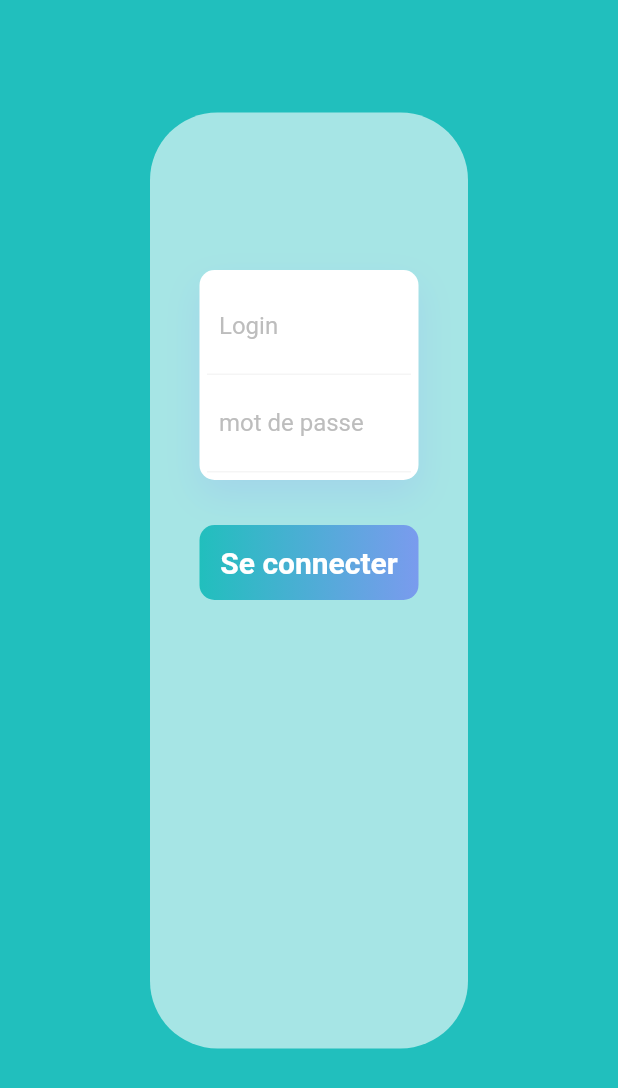
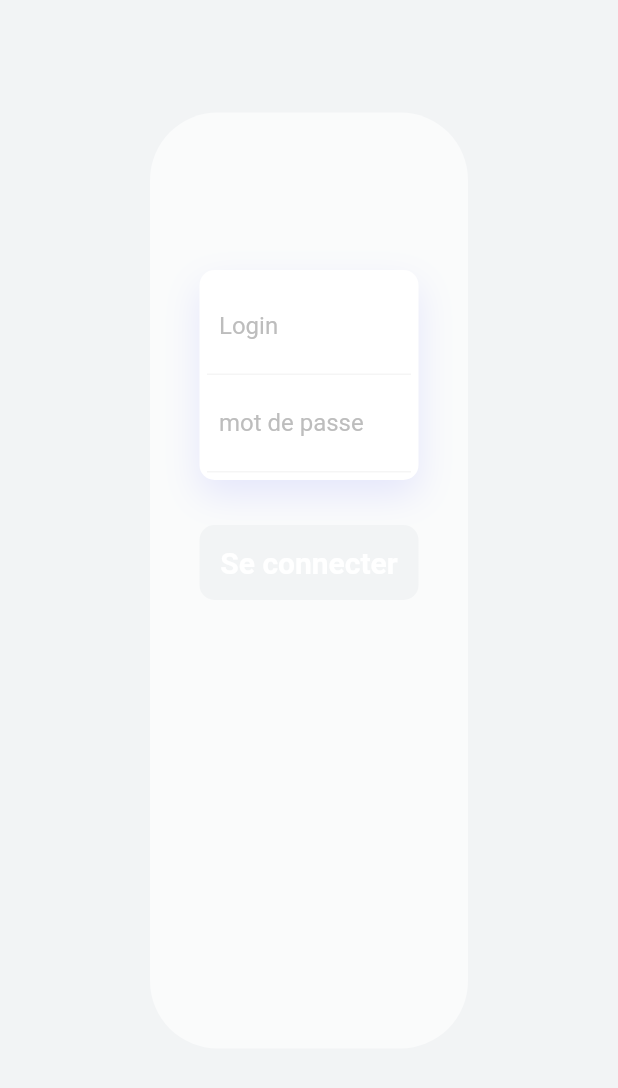
Before and after one commit to SSMM0498/C19PM, a Flutter app: the LoginScreen screen opened directly, on a phone screen of 412 x 824 dp. Shown: the top 1088 px of the screen. Run offline on Flutter 3.47's test engine with Material 2 defaults, Android fonts, the light colour scheme and no system bars; our stand-ins replace date_picker_timeline, simple_animations; missing offline and left inert: bitsdojo_window, path_parsing, touchable, window_size.

Commit message:
redesign with new color palette

```diff
--- a/dashboard/lib/config/palette.dart
+++ b/dashboard/lib/config/palette.dart
@@ -1,22 +1,18 @@
 import 'package:flutter/material.dart';
 
 class Palette {
-  static const Color scaffold = Color(0xFFF0F2F5);
-
-  static const Color droossBlue = Color(0xFF1777F2);
-
-  static const Color primaryAppColor = Color(0xFF21BFBD);
-  static const Color secondaryAppColor = Color(0xFF7A9BEE);
-
-  static const LinearGradient createRoomGradient = LinearGradient(
-    colors: [Color(0xFF496AE1), Color(0xFFCE48B1)],
-  );
-
-  static const Color online = Color(0xFF4BCB1F);
+  static const Color primeColor = Color(0xFFF2F4F5);
+  static const Color secondColor = Color(0xFFFC312F);
+  static const Color lightSecondColor = Color(0xFFEE6666);
+  static const Color healed = Color(0xFF1BB65D);
+  static Color fontColor = Colors.grey[900];
 
   static const LinearGradient storyGradient = LinearGradient(
     begin: Alignment.topCenter,
     end: Alignment.bottomCenter,
-    colors: [Colors.transparent, Colors.black26],
+    colors: [
+      Color(0xFFFF8281),
+      Color(0xFFFFC7C7),
+    ],
   );
 }
--- a/dashboard/lib/config/sizehelper.dart
+++ b/dashboard/lib/config/sizehelper.dart
@@ -4,6 +4,10 @@
   static BuildContext context;
   static getScreenSize(BuildContext context) {
     SizeHelper.context = context;
+  }
+
+  static double margin() {
+    return SizeHelper.width() * 0.01;
   }
 
   static double width() {
--- a/dashboard/lib/main.dart
+++ b/dashboard/lib/main.dart
@@ -28,7 +28,7 @@
       theme: ThemeData(
           primarySwatch: Colors.blue,
           visualDensity: VisualDensity.adaptivePlatformDensity,
-          scaffoldBackgroundColor: Palette.scaffold),
+          scaffoldBackgroundColor: Palette.primeColor),
       home: HomeScreen(),
     );
   }
--- a/dashboard/lib/screens/LoginScreen.dart
+++ b/dashboard/lib/screens/LoginScreen.dart
@@ -17,7 +17,7 @@
   @override
   Widget build(BuildContext context) {
     return Scaffold(
-      backgroundColor: Palette.primaryAppColor,
+      backgroundColor: Palette.primeColor,
       body: SingleChildScrollView(
         child: Stack(
           children: [
@@ -136,8 +136,8 @@
                           decoration: BoxDecoration(
                               borderRadius: BorderRadius.circular(10),
                               gradient: LinearGradient(colors: [
-                                Palette.primaryAppColor,
-                                Palette.secondaryAppColor,
+                                Palette.primeColor,
+                                Palette.primeColor,
                               ])),
                           child: InkWell(
                             onTap: () {
--- a/dashboard/lib/widgets/Map.dart
+++ b/dashboard/lib/widgets/Map.dart
@@ -61,7 +61,7 @@
   Widget build(BuildContext context) {
     refreshPositions();
     return Container(
-      color: Colors.grey[900],
+      color: Palette.primeColor,
       width: double.infinity,
       height: SizeHelper.height() * .75,
       child: CanvasTouchDetector(
@@ -118,7 +118,7 @@
 
     final Paint paint = Paint()
       ..style = PaintingStyle.stroke
-      ..color = Colors.green
+      ..color = Palette.lightSecondColor
       ..strokeWidth = 1.5;
 
     paths.forEach((title, path) {
```
Also changed, not shown: dashboard/lib/screens/HomeScreen.dart (+6 -4 lines), dashboard/lib/widgets/CircleInfos.dart (+6 -3 lines), dashboard/lib/widgets/DataPopup.dart (+4 -4 lines), dashboard/lib/widgets/DatePicker.dart (+6 -4 lines), dashboard/lib/widgets/ExpandableList.dart (+16 -27 lines), dashboard/lib/widgets/Popup.dart (+12 -9 lines), dashboard/lib/widgets/SideBar.dart (+4 -3 lines).
